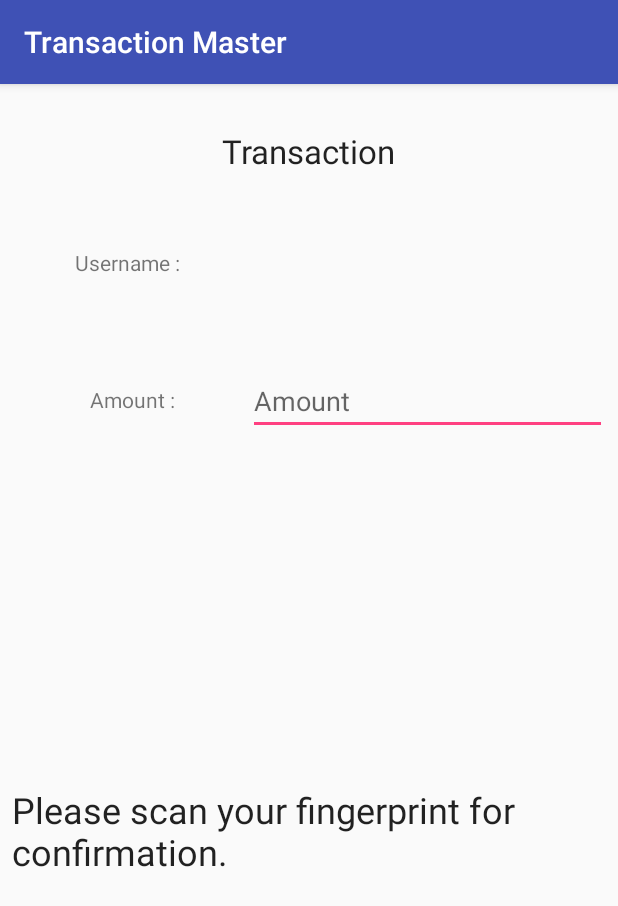
After one commit to yvheng/Assignment, an Android app: the Transaction2Activity screen opened directly, with no data from a screen before it, on a phone screen of 412 x 824 dp. The commit adds this screen. Shown: the top 906 px of the screen. Run offline under Robolectric (Android 15) with nearby library versions, the phone set to English and light mode, and no system bars.

Commit message:
user interface

```diff
--- a/app/src/main/AndroidManifest.xml
+++ b/app/src/main/AndroidManifest.xml
@@ -20,7 +20,8 @@
         <activity android:name=".Register2Activity" />
         <activity android:name=".Transaction1Activity" />
         <activity android:name=".MainActivity" />
-        <activity android:name=".RecoveryActivity"></activity>
+        <activity android:name=".RecoveryActivity" />
+        <activity android:name=".Transaction2Activity"></activity>
     </application>
 
 </manifest>
--- /dev/null
+++ b/app/src/main/java/com/example/family/assignment/Transaction2Activity.java
@@ -0,0 +1,13 @@
+package com.example.family.assignment;
+
+import android.support.v7.app.AppCompatActivity;
+import android.os.Bundle;
+
+public class Transaction2Activity extends AppCompatActivity {
+
+    @Override
+    protected void onCreate(Bundle savedInstanceState) {
+        super.onCreate(savedInstanceState);
+        setContentView(R.layout.activity_transaction2);
+    }
+}
--- a/app/src/main/res/layout/activity_transaction1.xml
+++ b/app/src/main/res/layout/activity_transaction1.xml
@@ -5,6 +5,22 @@
     android:layout_width="match_parent"
     android:layout_height="match_parent"
     tools:context="com.example.family.assignment.Transaction1Activity">
+
+    <TextView
+        android:id="@+id/textViewTransact"
+        android:layout_width="wrap_content"
+        android:layout_height="wrap_content"
+        android:layout_marginBottom="8dp"
+        android:layout_marginLeft="8dp"
+        android:layout_marginRight="8dp"
+        android:layout_marginTop="8dp"
+        android:text="@string/transaction"
+        android:textAppearance="@style/TextAppearance.AppCompat.Large"
+        app:layout_constraintBottom_toTopOf="@+id/imageViewQR"
+        app:layout_constraintHorizontal_bias="0.503"
+        app:layout_constraintLeft_toLeftOf="parent"
+        app:layout_constraintRight_toRightOf="parent"
+        app:layout_constraintTop_toTopOf="parent" />
 
     <TextView
         android:id="@+id/textViewMessage"
@@ -15,26 +31,29 @@
         android:layout_marginLeft="8dp"
         android:layout_marginRight="8dp"
         android:layout_marginStart="8dp"
-        android:layout_marginTop="0dp"
         android:text="@string/scanQR"
         android:textAppearance="@style/TextAppearance.AppCompat.Headline"
         app:layout_constraintBottom_toBottomOf="parent"
         app:layout_constraintHorizontal_bias="0.0"
         app:layout_constraintLeft_toLeftOf="parent"
         app:layout_constraintRight_toRightOf="parent"
-        app:layout_constraintTop_toBottomOf="@+id/imageViewQR" />
+        app:layout_constraintTop_toBottomOf="@+id/imageViewQR"
+        app:layout_constraintVertical_bias="1.0" />
 
     <ImageView
         android:id="@+id/imageViewQR"
         android:layout_width="157dp"
         android:layout_height="136dp"
         app:srcCompat="@drawable/qrcode"
-        tools:layout_editor_absoluteX="114dp"
-        tools:layout_editor_absoluteY="16dp" />
+        tools:layout_editor_absoluteY="87dp"
+        android:layout_marginRight="8dp"
+        app:layout_constraintRight_toRightOf="parent"
+        android:layout_marginLeft="8dp"
+        app:layout_constraintLeft_toLeftOf="parent" />
 
     <Button
         android:id="@+id/buttonCamera"
-        android:layout_width="match_parent"
+        android:layout_width="0dp"
         android:layout_height="wrap_content"
         android:layout_marginBottom="8dp"
         android:layout_marginLeft="8dp"
@@ -42,6 +61,8 @@
         android:text="@string/camera"
         app:layout_constraintBottom_toBottomOf="parent"
         app:layout_constraintLeft_toLeftOf="parent"
-        app:layout_constraintRight_toRightOf="parent" />
+        app:layout_constraintRight_toRightOf="parent"
+        android:layout_marginStart="8dp"
+        android:layout_marginEnd="8dp" />
 
 </android.support.constraint.ConstraintLayout>
--- /dev/null
+++ b/app/src/main/res/layout/activity_transaction2.xml
@@ -0,0 +1,89 @@
+<?xml version="1.0" encoding="utf-8"?>
+<android.support.constraint.ConstraintLayout xmlns:android="http://schemas.android.com/apk/res/android"
+    xmlns:app="http://schemas.android.com/apk/res-auto"
+    xmlns:tools="http://schemas.android.com/tools"
+    android:layout_width="match_parent"
+    android:layout_height="match_parent"
+    tools:context="com.example.family.assignment.Transaction2Activity">
+
+    <TextView
+        android:id="@+id/textViewMessage"
+        android:layout_width="0dp"
+        android:layout_height="67dp"
+        android:layout_marginBottom="8dp"
+        android:layout_marginEnd="8dp"
+        android:layout_marginLeft="8dp"
+        android:layout_marginRight="8dp"
+        android:layout_marginStart="8dp"
+        android:layout_marginTop="8dp"
+        android:text="@string/scanFP"
+        android:textAppearance="@style/TextAppearance.AppCompat.Headline"
+        app:layout_constraintBottom_toBottomOf="parent"
+        app:layout_constraintHorizontal_bias="0.0"
+        app:layout_constraintLeft_toLeftOf="parent"
+        app:layout_constraintRight_toRightOf="parent"
+        app:layout_constraintTop_toBottomOf="@+id/editTextAmount" />
+
+    <TextView
+        android:id="@+id/textViewTransact"
+        android:layout_width="wrap_content"
+        android:layout_height="wrap_content"
+        android:layout_marginEnd="8dp"
+        android:layout_marginLeft="8dp"
+        android:layout_marginRight="8dp"
+        android:layout_marginStart="8dp"
+        android:layout_marginTop="30dp"
+        android:text="@string/transaction"
+        android:textAppearance="@style/TextAppearance.AppCompat.Large"
+        app:layout_constraintHorizontal_bias="0.501"
+        app:layout_constraintLeft_toLeftOf="parent"
+        app:layout_constraintRight_toRightOf="parent"
+        app:layout_constraintTop_toTopOf="parent" />
+
+    <TextView
+        android:id="@+id/textViewUserID"
+        android:layout_width="wrap_content"
+        android:layout_height="wrap_content"
+        android:layout_marginLeft="8dp"
+        android:layout_marginRight="8dp"
+        android:layout_marginTop="50dp"
+        android:text="@string/rUsername"
+        app:layout_constraintLeft_toLeftOf="parent"
+        app:layout_constraintRight_toLeftOf="@+id/textViewUser"
+        app:layout_constraintTop_toBottomOf="@+id/textViewTransact" />
+
+    <TextView
+        android:id="@+id/textViewUser"
+        android:layout_width="234dp"
+        android:layout_height="31dp"
+        android:layout_marginRight="8dp"
+        android:layout_marginTop="50dp"
+        app:layout_constraintRight_toRightOf="parent"
+        app:layout_constraintTop_toBottomOf="@+id/textViewTransact" />
+
+    <EditText
+        android:id="@+id/editTextAmount"
+        android:layout_width="239dp"
+        android:layout_height="43dp"
+        android:layout_marginRight="7dp"
+        android:layout_marginTop="50dp"
+        android:ems="10"
+        android:hint="@string/Amount"
+        android:inputType="textPersonName"
+        app:layout_constraintRight_toRightOf="parent"
+        app:layout_constraintTop_toBottomOf="@+id/textViewUser"
+        tools:layout_editor_absoluteX="137dp" />
+
+    <TextView
+        android:id="@+id/textViewAmount"
+        android:layout_width="wrap_content"
+        android:layout_height="wrap_content"
+        android:layout_marginLeft="8dp"
+        android:layout_marginRight="0dp"
+        android:layout_marginTop="60dp"
+        android:text="@string/tAmount"
+        app:layout_constraintHorizontal_bias="0.515"
+        app:layout_constraintLeft_toLeftOf="parent"
+        app:layout_constraintRight_toLeftOf="@+id/editTextAmount"
+        app:layout_constraintTop_toBottomOf="@+id/textViewUser" />
+</android.support.constraint.ConstraintLayout>
--- a/app/src/main/res/values/strings.xml
+++ b/app/src/main/res/values/strings.xml
@@ -21,4 +21,7 @@
     <string name="scanFP">Please scan your fingerprint for confirmation.</string>
     <string name="scanQR">Please scan the target account QR Code for transaction.</string>
     <string name="camera">Open Camera</string>
+    <string name="transaction">Transaction</string>
+    <string name="tAmount">Amount :</string>
+    <string name="Amount">Amount</string>
 </resources>
```
